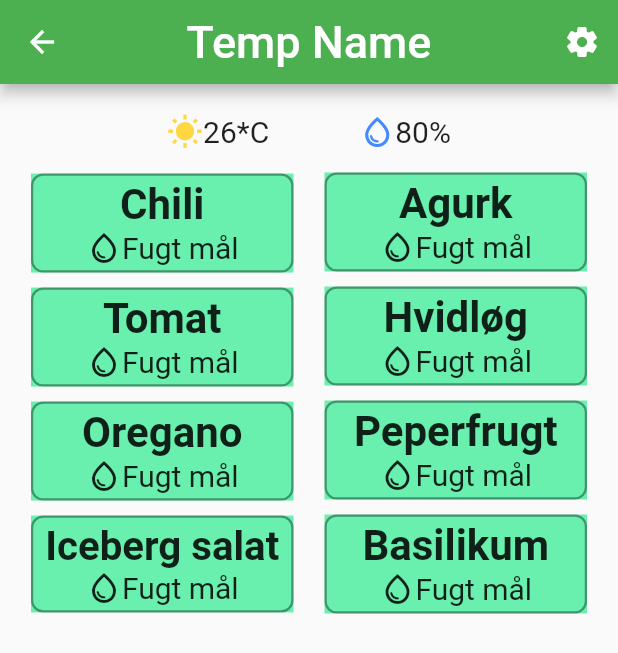
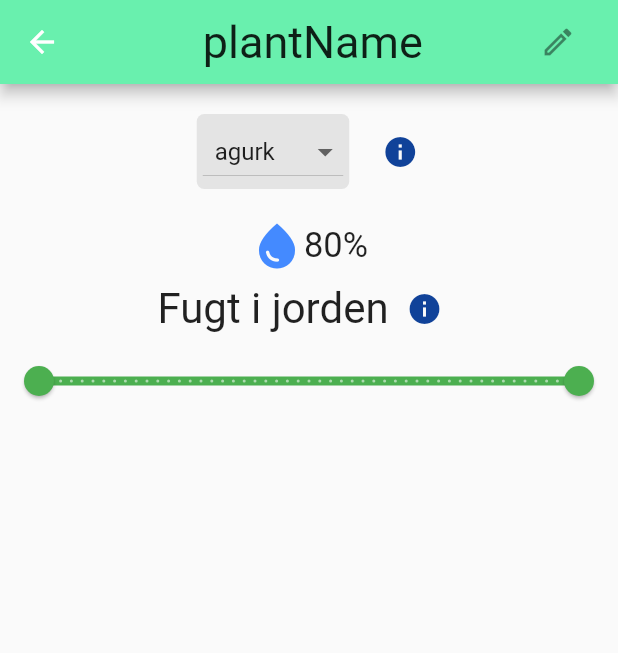
Before and after one commit to H5-BioVeg/BioVeg_App, a Flutter app: the GreenHouseScreen screen opened directly, after a tap on "Chili", on a phone screen of 412 x 824 dp. Shown: the top 653 px of the screen. Run offline on Flutter 3.47's test engine with Material 2 defaults, Android fonts, the phone set to English and light mode, and no system bars.

Commit message:
PlantDetailsScreen version 1.0 is almost finished
Only smaller adjustments are needed (one popup needs to be filled

```diff
--- a/lib/screens/Greenhousescreen.dart
+++ b/lib/screens/Greenhousescreen.dart
@@ -3,9 +3,9 @@ import 'package:bio_veg/widgets/GhPlant.dart';
 import 'package:flutter/material.dart';
 
 class GreenHouseScreen extends StatelessWidget {
+  final String houseName;
+
   const GreenHouseScreen({super.key, this.houseName = "test"});
-
-  final String houseName;
 
   @override
   Widget build(BuildContext context) {
--- /dev/null
+++ b/lib/screens/PlantDetailsScreen.dart
@@ -0,0 +1,160 @@
+import 'package:bio_veg/dialogs/ShowInfoPopUpDialog.dart';
+import 'package:flutter/material.dart';
+
+enum PlantTypes {
+  custom,
+  tomat,
+  agurk,
+  chili,
+  loeg,
+  hvidloeg,
+}
+
+class PlantDetailsScreen extends StatefulWidget {
+  late String plantName;
+  late PlantTypes type;
+  late int earthHumidity;
+
+  //this constructor should take an object of a plant or other related type
+  //For now it only takes three values for show purposes
+  PlantDetailsScreen(
+      {super.key,
+      this.plantName = "Dev",
+      this.type = PlantTypes.custom,
+      this.earthHumidity = 0});
+
+  @override
+  State<PlantDetailsScreen> createState() => _PlantDetailsScreenState();
+}
+
+RangeValues _currenthumidityRange = const RangeValues(0, 100);
+late TextEditingController _titleEditingController;
+
+class _PlantDetailsScreenState extends State<PlantDetailsScreen> {
+  @override
+  Widget build(BuildContext context) {
+    //Maybe move this to an initialize method
+    _titleEditingController = TextEditingController.fromValue(
+        TextEditingValue(text: widget.plantName.toString()));
+
+    return Scaffold(
+      appBar: AppBar(
+          centerTitle: true,
+          backgroundColor: Colors.greenAccent,
+          title: TextField(
+            textAlign: TextAlign.center,
+            decoration: const InputDecoration(
+              suffixIcon: Icon(Icons.mode_edit_outline_outlined),
+            ),
+            controller: _titleEditingController,
+            style: const TextStyle(fontSize: 30),
+          )),
+      body: Container(
+          child: Column(
+        children: [
+          //Dropdown wrapped in styling
+          Padding(
+            padding: const EdgeInsets.symmetric(vertical: 20),
+            child: Row(
+              mainAxisAlignment: MainAxisAlignment.center,
+              children: [
+                Padding(
+                  padding: const EdgeInsets.symmetric(horizontal: 10),
+                  child: DecoratedBox(
+                    decoration: BoxDecoration(
+                        color: const Color.fromARGB(255, 228, 228, 228),
+                        borderRadius: BorderRadius.circular(5)),
+                    child: Padding(
+                      padding: const EdgeInsets.fromLTRB(4, 1, 4, 1),
+                      child: DropdownButton<PlantTypes>(
+                        hint: Text(widget.type.name),
+                        value: widget.type,
+                        items: PlantTypes.values.map((PlantTypes plantType) {
+                          return DropdownMenuItem<PlantTypes>(
+                            value: plantType,
+                            child: Padding(
+                              padding: const EdgeInsets.all(8.0),
+                              child: Text(plantType.name
+                                  .replaceAll('oe', 'ø')
+                                  .toString()),
+                            ),
+                          );
+                        }).toList(),
+                        onChanged: (value) {
+                          //Do method for changing plant data and type
+                          setState(() {
+                            if (value != null) {
+                              widget.type = value;
+                            }
+                          });
+                        },
+                      ),
+                    ),
+                  ),
+                ),
+                //Info button for dropdown templates
+                IconButton(
+                  icon: Icon(Icons.info),
+                  splashRadius: 20,
+                  color: const Color.fromARGB(255, 16, 66, 153),
+                  onPressed: () {
+                    showDialog(
+                      context: context,
+                      builder: (context) => const ShowInfoPopUpDialog(
+                          title: "Type",
+                          content:
+                              "Hvis du er i tvivl om hvad din slider skal stå på, kan du vælge ud fra en skabelon. Disse er anbefalede værdier for den gældende plante. Hvis du ændrer i en skabelon, vil ændringerne kun være for den gældende plante og ikke alle med samme skabelon."),
+                    );
+                  },
+                ),
+              ],
+            ),
+          ),
+          //Humidity right now
+          Row(
+            mainAxisAlignment: MainAxisAlignment.center,
+            children: [
+              const Icon(Icons.water_drop, color: Colors.blueAccent, size: 36),
+              Text(
+                '${widget.earthHumidity}%',
+                style: TextStyle(fontSize: 23),
+              )
+            ],
+          ),
+          //Humidity indicator
+          Row(
+            mainAxisAlignment: MainAxisAlignment.center,
+            children: [
+              const Text("Fugt i jorden", style: TextStyle(fontSize: 28)),
+              IconButton(
+                  splashRadius: 20,
+                  onPressed: () => showDialog(
+                      context: context,
+                      builder: (context) => ShowInfoPopUpDialog(
+                          title: "title", content: "content")),
+                  icon: const Icon(Icons.info,
+                      color: Color.fromARGB(255, 16, 66, 153))),
+            ],
+          ),
+          //Humidity title and info button
+          Column(),
+          //Rangeslider for humidity
+          RangeSlider(
+            values: _currenthumidityRange,
+            max: 100,
+            divisions: 50,
+            labels: RangeLabels(
+              '${_currenthumidityRange.start.round()}%',
+              '${_currenthumidityRange.end.round()}%',
+            ),
+            onChanged: ((values) {
+              setState(() {
+                _currenthumidityRange = values;
+              });
+            }),
+          ),
+        ],
+      )),
+    );
+  }
+}
--- a/lib/widgets/GhPlant.dart
+++ b/lib/widgets/GhPlant.dart
@@ -1,3 +1,4 @@
+import 'package:bio_veg/screens/PlantDetailsScreen.dart';
 import 'package:flutter/cupertino.dart';
 import 'package:flutter/material.dart';
 import 'package:flutter/src/widgets/container.dart';
@@ -20,6 +21,15 @@ class _GhPlantState extends State<GhPlant> {
       splashColor: Colors.white,
       onTap: (() {
         //Go to plant details
+        Navigator.push(
+            context,
+            MaterialPageRoute(
+              builder: (context) => PlantDetailsScreen(
+                plantName: "plantName",
+                earthHumidity: 80,
+                type: PlantTypes.agurk,
+              ),
+            ));
       }),
       child: Ink(
         color: Colors.greenAccent,
```
Also changed, not shown: lib/dialogs/ShowInfoPopUpDialog.dart (added, +25 -0 lines), lib/screens/GreenHouseSettingsScreen.dart (+10 -19 lines).
